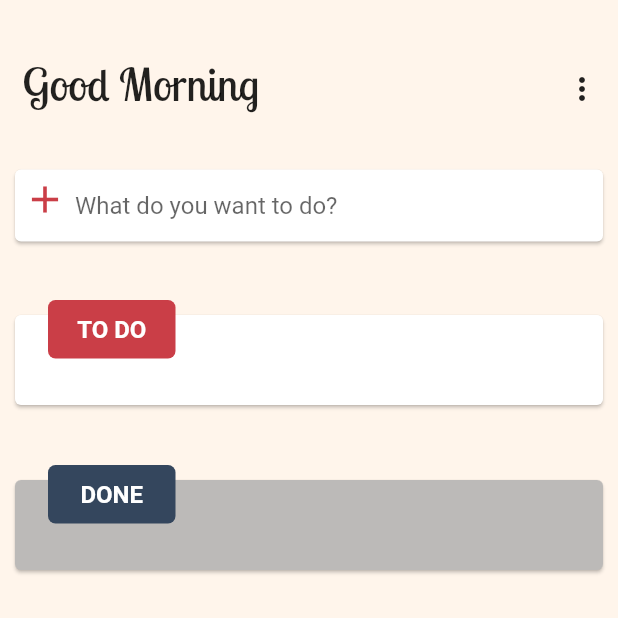
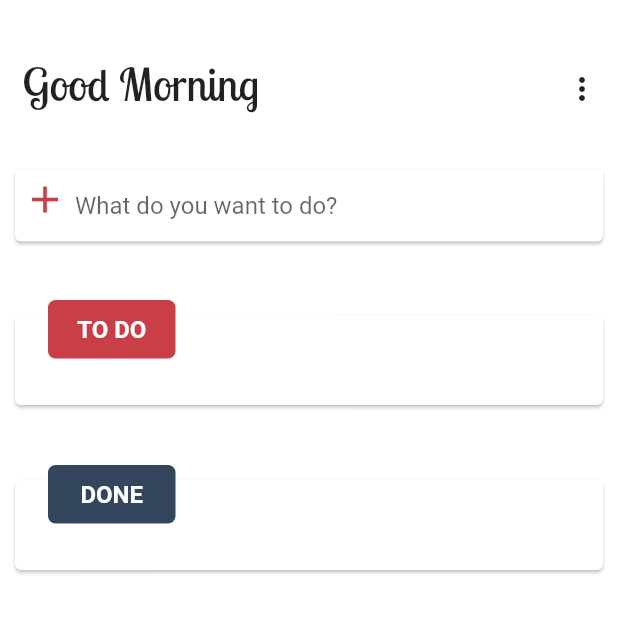
Before and after one commit to saiashish90/todoapp, a Flutter app: the screen it shows after launch, on a phone screen of 412 x 824 dp, the top half of it. Run offline on Flutter 3.47's test engine with Material 2 defaults, Android fonts, the phone set to English and light mode, and no system bars; our stand-ins replace sqflite; accounts and stored records are empty.

Commit message:
Minor adjustments to color and layout

```diff
--- a/lib/main.dart
+++ b/lib/main.dart
@@ -18,7 +18,7 @@ class TodosApp extends StatelessWidget {
     return MaterialApp(
       debugShowCheckedModeBanner: false,
       theme: ThemeData.light().copyWith(
-        backgroundColor: Color(0xfffff5eb),
+        backgroundColor: Colors.white24,
       ),
       title: kAppTitle,
       home: HomeScreen(),
--- a/lib/utils/utils.dart
+++ b/lib/utils/utils.dart
@@ -1,6 +1,4 @@
 import 'package:flutter/material.dart';
-import 'package:url_launcher/url_launcher.dart';
-import 'dart:io';
 import 'package:flutter_todos/utils/colors.dart';
 
 enum kMoreOptionsKeys {
--- a/lib/widgets/done.dart
+++ b/lib/widgets/done.dart
@@ -21,7 +21,7 @@ class _DoneState extends State<Done> {
       children: <Widget>[
         Card(
           margin: EdgeInsets.symmetric(vertical: 10, horizontal: 10),
-          color: Color(0xffbcbab8),
+          color: Colors.white,
           child: Column(
             children: <Widget>[
               SizedBox(
--- a/lib/widgets/popup.dart
+++ b/lib/widgets/popup.dart
@@ -24,7 +24,13 @@ class Popup extends StatelessWidget {
               getTodosAndDones();
             });
           }else if(value == kMoreOptionsKeys.bleh.index){
+            Utils.showCustomDialog(context,
+            title: 'Simran Gay',
+            msg: 'Simran Gay',
+            onConfirm: (){
 
+            }
+            );
           }
         },
         itemBuilder: (context) {
--- a/lib/widgets/task_input.dart
+++ b/lib/widgets/task_input.dart
@@ -1,10 +1,9 @@
 import 'package:flutter/material.dart';
-import 'package:flutter_todos/utils/utils.dart';
 
 class TaskInput extends StatefulWidget {
   final Function onSubmitted;
 
-  TaskInput({@required Function this.onSubmitted});
+  TaskInput({@required this.onSubmitted});
 
   @override
   _TaskInputState createState() => _TaskInputState();
--- a/lib/widgets/todo.dart
+++ b/lib/widgets/todo.dart
@@ -74,7 +74,6 @@ class _TodoState extends State<Todo> {
 
   Widget getTaskItem(String text,
       {@required int index, @required Function onTap}) {
-    final double height = 50.0;
     return Container(
         child: Column(
       children: <Widget>[
```
Also changed, not shown: lib/model/db_wrapper.dart (+5 -5 lines).
